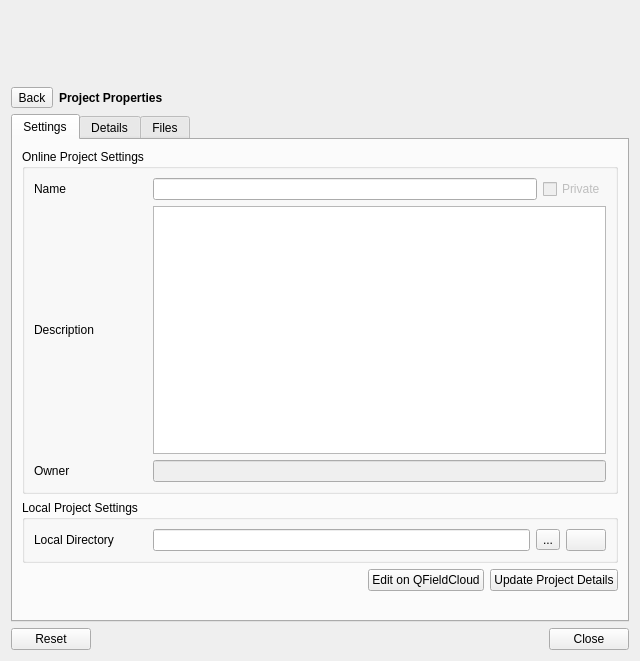
First picture: the form in qfieldsync/ui/cloud_projects_dialog.ui, repository opengisch/qfieldsync, before the edit.
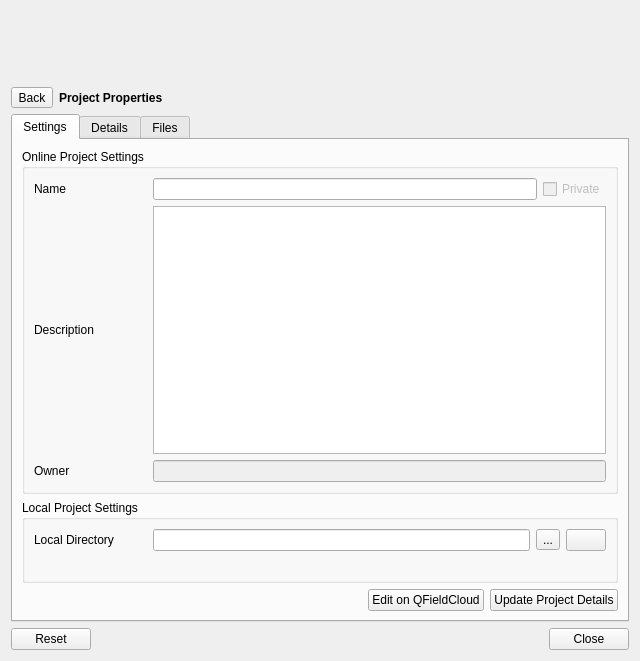
Second picture: the form after the edit. The open tabs and pages were chosen to show the change. Icons and pictures are not drawn.

Commit message: Show the local directory feedback right next to the directory input

```diff
--- a/qfieldsync/ui/cloud_projects_dialog.ui
+++ b/qfieldsync/ui/cloud_projects_dialog.ui
@@ -416,7 +416,7 @@
              <property name="title">
               <string>Local Project Settings</string>
              </property>
-             <layout class="QGridLayout" name="gridLayout_2" columnstretch="1,4,0">
+             <layout class="QGridLayout" name="gridLayout_2" columnstretch="1,4">
               <item row="0" column="1">
                <layout class="QHBoxLayout" name="localDirHBoxLayout">
                 <item>
@@ -452,6 +452,19 @@
                 </property>
                </widget>
               </item>
+              <item row="1" column="1">
+               <widget class="QLabel" name="localDirFeedbackLabel">
+                <property name="text">
+                 <string/>
+                </property>
+                <property name="wordWrap">
+                 <bool>true</bool>
+                </property>
+                <property name="textInteractionFlags">
+                 <set>Qt::LinksAccessibleByMouse|Qt::TextSelectableByMouse</set>
+                </property>
+               </widget>
+              </item>
              </layout>
             </widget>
            </item>
@@ -492,19 +505,6 @@
              </item>
             </layout>
            </item>
-           <item>
-            <widget class="QLabel" name="localDirFeedbackLabel">
-             <property name="text">
-              <string/>
-             </property>
-             <property name="wordWrap">
-              <bool>true</bool>
-             </property>
-             <property name="textInteractionFlags">
-              <set>Qt::LinksAccessibleByMouse|Qt::TextSelectableByMouse</set>
-             </property>
-            </widget>
-           </item>
           </layout>
          </widget>
          <widget class="QWidget" name="projectMetaTab">
```
